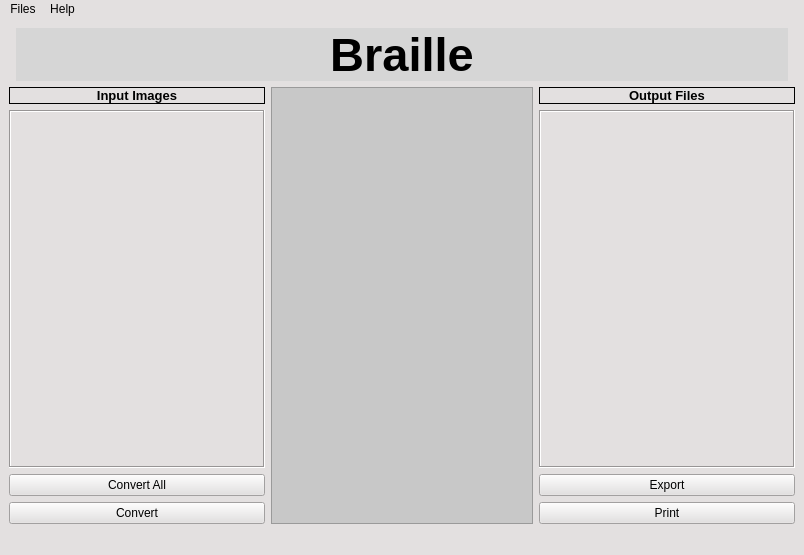
First picture: the form in mainwindow.ui, repository arman18/Braille-to-text-translator, before the edit.
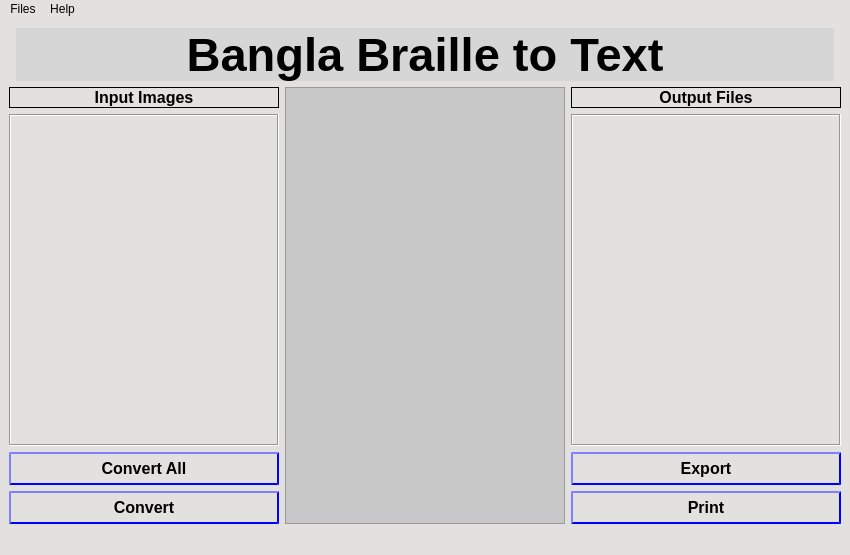
Second picture: the form after the edit. Icons and pictures are not drawn. Custom widgets are drawn as their Qt base class.

The edit to the form file:
```diff
--- a/mainwindow.ui
+++ b/mainwindow.ui
@@ -6,7 +6,7 @@
    <rect>
     <x>0</x>
     <y>0</y>
-    <width>804</width>
+    <width>850</width>
     <height>555</height>
    </rect>
   </property>
@@ -67,6 +67,7 @@
           <property name="font">
            <font>
             <pointsize>35</pointsize>
+            <weight>75</weight>
             <bold>true</bold>
            </font>
           </property>
@@ -76,7 +77,7 @@
 </string>
           </property>
           <property name="text">
-           <string>Braille</string>
+           <string>Bangla Braille to Text</string>
           </property>
           <property name="alignment">
            <set>Qt::AlignCenter</set>
@@ -127,7 +128,8 @@
             </property>
             <property name="font">
              <font>
-              <pointsize>10</pointsize>
+              <pointsize>12</pointsize>
+              <weight>75</weight>
               <bold>true</bold>
              </font>
             </property>
@@ -152,13 +154,13 @@
             </property>
             <property name="minimumSize">
              <size>
-              <width>150</width>
+              <width>270</width>
               <height>0</height>
              </size>
             </property>
             <property name="font">
              <font>
-              <pointsize>23</pointsize>
+              <pointsize>14</pointsize>
              </font>
             </property>
             <property name="frameShape">
@@ -170,15 +172,38 @@
            </widget>
           </item>
           <item>
-           <layout class="QVBoxLayout" name="verticalLayout_5">
+           <layout class="QVBoxLayout" name="verticalLayout_4">
             <item>
              <widget class="QPushButton" name="convrtAll">
               <property name="sizePolicy">
-               <sizepolicy hsizetype="Preferred" vsizetype="Fixed">
+               <sizepolicy hsizetype="Fixed" vsizetype="Fixed">
                 <horstretch>0</horstretch>
                 <verstretch>0</verstretch>
                </sizepolicy>
               </property>
+              <property name="minimumSize">
+               <size>
+                <width>270</width>
+                <height>0</height>
+               </size>
+              </property>
+              <property name="font">
+               <font>
+                <pointsize>12</pointsize>
+                <weight>75</weight>
+                <bold>true</bold>
+               </font>
+              </property>
+              <property name="focusPolicy">
+               <enum>Qt::ClickFocus</enum>
+              </property>
+              <property name="styleSheet">
+               <string notr="true">border-color: blue;
+border-width:2px;
+border-style:outset;
+padding: 5px 10px;
+</string>
+              </property>
               <property name="text">
                <string>Convert All</string>
               </property>
@@ -187,11 +212,34 @@
             <item>
              <widget class="QPushButton" name="convrt">
               <property name="sizePolicy">
-               <sizepolicy hsizetype="Preferred" vsizetype="Fixed">
+               <sizepolicy hsizetype="Fixed" vsizetype="Fixed">
                 <horstretch>0</horstretch>
                 <verstretch>0</verstretch>
                </sizepolicy>
               </property>
+              <property name="minimumSize">
+               <size>
+                <width>270</width>
+                <height>0</height>
+               </size>
+              </property>
+              <property name="font">
+               <font>
+                <pointsize>12</pointsize>
+                <weight>75</weight>
+                <bold>true</bold>
+               </font>
+              </property>
+              <property name="mouseTracking">
+               <bool>true</bool>
+              </property>
+              <property name="styleSheet">
+               <string notr="true">border-color: blue;
+border-width:2px;
+border-style:outset;
+padding: 5px 10px;
+</string>
+              </property>
               <property name="text">
                <string>Convert</string>
               </property>
@@ -230,7 +278,7 @@
           <widget class="QWidget" name="scrollAreaWidgetContents">
            <property name="geometry">
             <rect>
-             <x>0</x>
+             <x>2</x>
              <y>0</y>
              <width>248</width>
              <height>408</height>
@@ -247,12 +295,12 @@
              <rect>
               <x>-11</x>
               <y>-21</y>
-              <width>1011</width>
+              <width>950</width>
               <height>831</height>
              </rect>
             </property>
             <property name="sizePolicy">
-             <sizepolicy hsizetype="Expanding" vsizetype="Expanding">
+             <sizepolicy hsizetype="Maximum" vsizetype="Expanding">
               <horstretch>0</horstretch>
               <verstretch>0</verstretch>
              </sizepolicy>
@@ -268,7 +316,8 @@
 margin-top:0px;</string>
             </property>
             <property name="text">
-             <string>Double click any file to see its content here</string>
+             <string>Go to Files -&gt; Open Images to start converting.
+Explore Help -&gt; Instruction for more options.</string>
             </property>
             <property name="alignment">
              <set>Qt::AlignHCenter|Qt::AlignTop</set>
@@ -292,7 +341,8 @@
             </property>
             <property name="font">
              <font>
-              <pointsize>10</pointsize>
+              <pointsize>12</pointsize>
+              <weight>75</weight>
               <bold>true</bold>
               <stylestrategy>PreferDefault</stylestrategy>
              </font>
@@ -315,13 +365,13 @@
            <widget class="OListView" name="resultListView">
             <property name="sizePolicy">
              <sizepolicy hsizetype="Fixed" vsizetype="Expanding">
-              <horstretch>1</horstretch>
+              <horstretch>0</horstretch>
               <verstretch>0</verstretch>
              </sizepolicy>
             </property>
             <property name="minimumSize">
              <size>
-              <width>150</width>
+              <width>270</width>
               <height>0</height>
              </size>
             </property>
@@ -333,7 +383,7 @@
             </property>
             <property name="font">
              <font>
-              <pointsize>23</pointsize>
+              <pointsize>14</pointsize>
              </font>
             </property>
             <property name="frameShape">
@@ -345,34 +395,92 @@
            </widget>
           </item>
           <item>
-           <layout class="QVBoxLayout" name="verticalLayout_4">
+           <layout class="QVBoxLayout" name="verticalLayout_5">
             <item>
              <widget class="QPushButton" name="btnExport">
               <property name="sizePolicy">
-               <sizepolicy hsizetype="Preferred" vsizetype="Fixed">
+               <sizepolicy hsizetype="Fixed" vsizetype="Fixed">
                 <horstretch>0</horstretch>
                 <verstretch>0</verstretch>
                </sizepolicy>
               </property>
+              <property name="minimumSize">
+               <size>
+                <width>270</width>
+                <height>15</height>
+               </size>
+              </property>
+              <property name="baseSize">
+               <size>
+                <width>270</width>
+                <height>0</height>
+               </size>
+              </property>
+              <property name="font">
+               <font>
+                <pointsize>12</pointsize>
+                <weight>75</weight>
+                <bold>true</bold>
+               </font>
+              </property>
+              <property name="styleSheet">
+               <string notr="true">border-color: blue;
+border-width:2px;
+border-style:outset;
+padding: 5px 20px;
+</string>
+              </property>
               <property name="text">
                <string>Export</string>
               </property>
+              <property name="flat">
+               <bool>false</bool>
+              </property>
              </widget>
             </item>
             <item>
              <widget class="QPushButton" name="btnPrint">
               <property name="sizePolicy">
-               <sizepolicy hsizetype="Preferred" vsizetype="Fixed">
+               <sizepolicy hsizetype="Fixed" vsizetype="Fixed">
                 <horstretch>0</horstretch>
                 <verstretch>0</verstretch>
                </sizepolicy>
               </property>
+              <property name="minimumSize">
+               <size>
+                <width>270</width>
+                <height>0</height>
+               </size>
+              </property>
+              <property name="baseSize">
+               <size>
+                <width>10</width>
+                <height>0</height>
+               </size>
+              </property>
+              <property name="font">
+               <font>
+                <pointsize>12</pointsize>
+                <weight>75</weight>
+                <bold>true</bold>
+               </font>
+              </property>
+              <property name="mouseTracking">
+               <bool>true</bool>
+              </property>
               <property name="styleSheet">
-               <string notr="true"/>
+               <string notr="true">border-color: blue;
+border-width:2px;
+border-style:outset;
+padding: 5px 20px;
+</string>
               </property>
               <property name="text">
                <string>Print</string>
               </property>
+              <property name="flat">
+               <bool>false</bool>
+              </property>
              </widget>
             </item>
            </layout>
@@ -390,8 +498,8 @@
     <rect>
      <x>0</x>
      <y>0</y>
-     <width>804</width>
-     <height>22</height>
+     <width>850</width>
+     <height>21</height>
     </rect>
    </property>
    <widget class="QMenu" name="menuFiles">
```
Left out of the diff: 13 changed lines with no effect on the pictures.
